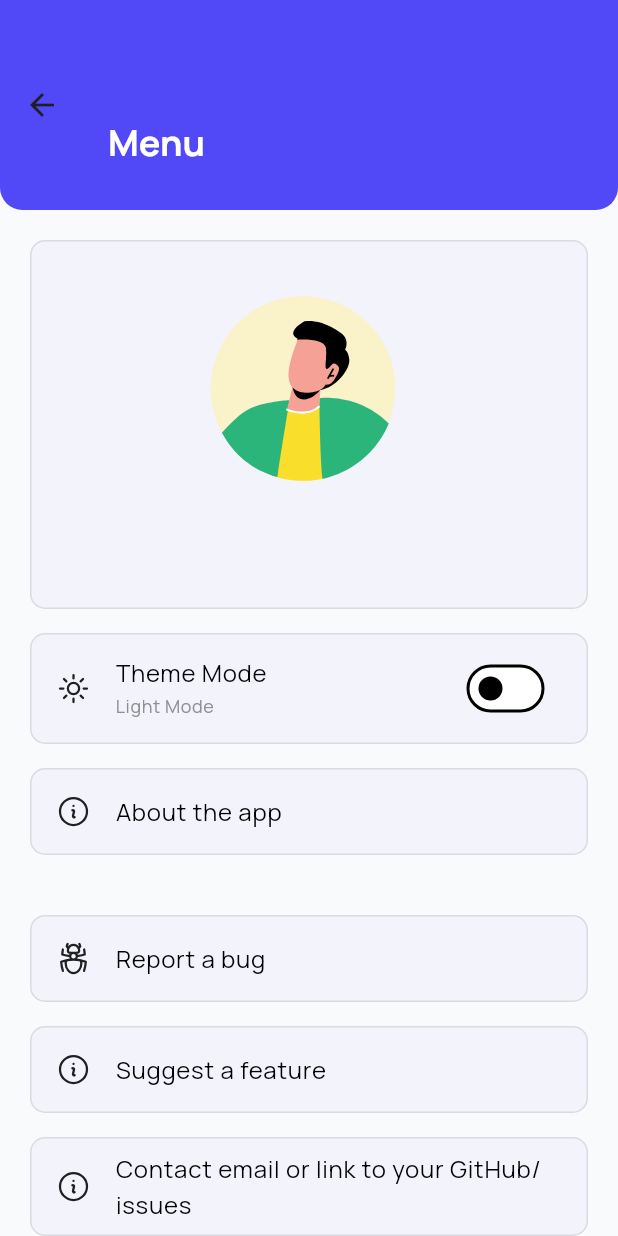
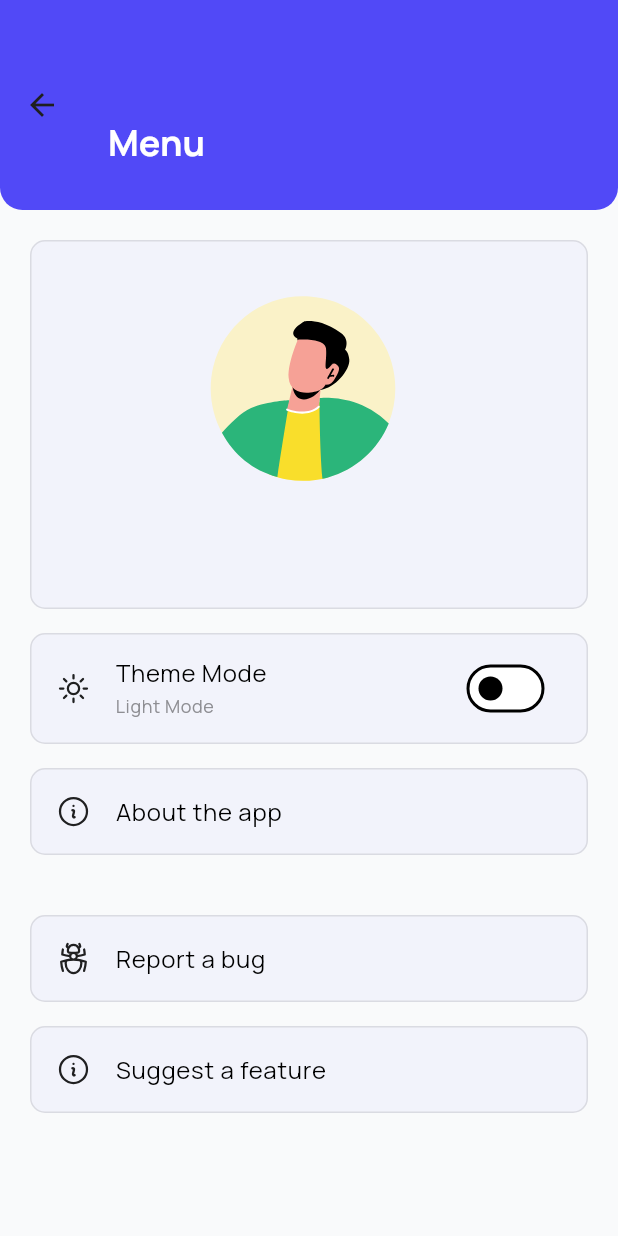
Before and after one commit to Olamidotune/Trading-Ticker, a Flutter app: the MenuScreen screen opened by its route, on a phone screen of 412 x 824 dp. Run offline on Flutter 3.47's test engine with Material 3 defaults, Android fonts, the phone set to English and light mode, and no system bars; drawn by our look-alikes of toastification; our stand-ins replace bloc, cached_network_image, cloud_firestore, dio, email_validator, firebase_auth and 17 more; accounts and stored records are empty; generated files the repository leaves out were written again.

Commit message:
feat: added socials icons

```diff
--- a/lib/screens/menu_screen.dart
+++ b/lib/screens/menu_screen.dart
@@ -86,11 +86,6 @@ class MenuScreen extends HookWidget {
                 name: 'Suggest a feature',
               ),
               AppSpacing.verticalSpaceMedium,
-              MenuCard(
-                onTap: () {},
-                icon: 'info',
-                name: 'Contact email or link to your GitHub/issues',
-              )
             ],
           ),
         ),
```
Also changed, not shown: assets/svg/github.svg (added), assets/svg/gmail.svg (added), assets/svg/linked_in.svg (added).
